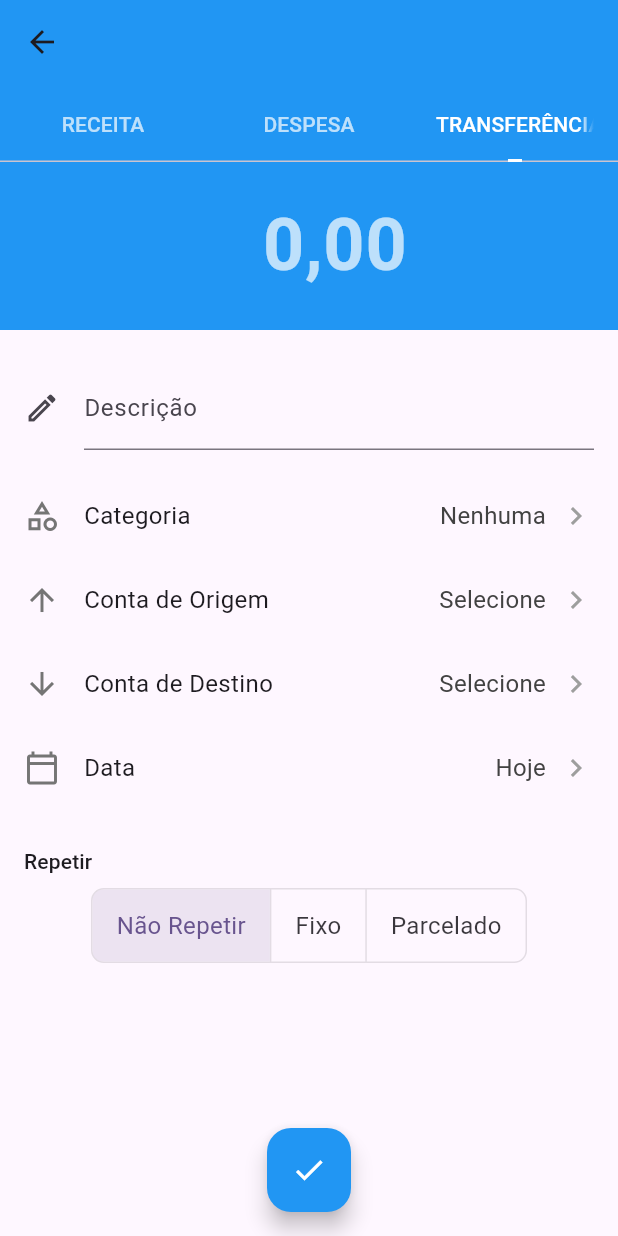
After one commit to Rudrigozx/DAM-Gerenciador_Despesas_para_Universitarios, a Flutter app: the HomePage screen opened directly, after a tap on "Adicionar Transferência", on a phone screen of 412 x 824 dp. The commit adds this screen. Run offline on Flutter 3.47's test engine with Material 3 defaults, Android fonts, the phone set to English and light mode, and no system bars; our stand-ins replace font_awesome_flutter, go_router, sqflite; accounts and stored records are empty; Roboto replaces fonts that are missing (Poppins).

Commit message:
Criação de transações

```diff
--- a/lib/routing/routes.dart
+++ b/lib/routing/routes.dart
@@ -1,6 +1,10 @@
-import '/ui/core/ui/CadastroView.dart';
+// routes.dart
 import 'package:flutter/material.dart';
 import 'package:go_router/go_router.dart';
+
+import '../Models/transaction_data.dart';
+import '../ui/transactions/TransactionsPage.dart';
+import '/ui/core/ui/CadastroView.dart';
 
 
 class AppRoutes {
@@ -17,7 +21,31 @@ class AppRoutes {
       GoRoute(
         path: '/',
         builder: (BuildContext context, GoRouterState state) {
-          return CriarConta(); // Widget da tela inicial
+          return CriarConta();
+        },
+      ),
+
+      GoRoute(
+        path: '/transaction/income/new',
+        name: 'new-income',
+        builder: (BuildContext context, GoRouterState state) {
+          return TransactionsPage(initialType: TransactionType.income);
+        },
+      ),
+
+      GoRoute(
+        path: '/transaction/expense/new',
+        name: 'new-expense',
+        builder: (BuildContext context, GoRouterState state) {
+          return TransactionsPage(initialType: TransactionType.expense);
+        },
+      ),
+
+      GoRoute(
+        path: '/transaction/transfer/new',
+        name: 'new-transfer',
+        builder: (BuildContext context, GoRouterState state) {
+          return TransactionsPage(initialType: TransactionType.transfer);
         },
       ),
 
--- a/lib/ui/home/HomePage.dart
+++ b/lib/ui/home/HomePage.dart
@@ -1,4 +1,5 @@
 import 'package:flutter/material.dart';
+import 'package:go_router/go_router.dart';
 
 class HomePage extends StatefulWidget {
   const HomePage({super.key});
@@ -7,6 +8,7 @@ class HomePage extends StatefulWidget {
   State<HomePage> createState() => _HomePageState();
 }
 
+
 class _HomePageState extends State<HomePage> {
   @override
   Widget build(BuildContext context) {
@@ -14,8 +16,49 @@ class _HomePageState extends State<HomePage> {
       appBar: AppBar(
         title: const Text('Home Page'),
       ),
-      body: const Center(
-        child: Text('Welcome to the Home Page!'),
+      body: Center(
+        child: Column(
+          mainAxisAlignment: MainAxisAlignment.center,
+          children: <Widget>[
+            ElevatedButton(
+              onPressed: () {
+                context.pushNamed('new-income');
+              },
+              style: ElevatedButton.styleFrom(
+                backgroundColor: Colors.green,
+                foregroundColor: Colors.white,
+                padding: const EdgeInsets.symmetric(horizontal: 30, vertical: 15),
+              ),
+              child: const Text('Adicionar Renda'),
+            ),
+            const SizedBox(height: 20),
+
+            ElevatedButton(
+              onPressed: () {
+                context.pushNamed('new-expense');
+              },
+              style: ElevatedButton.styleFrom(
+                backgroundColor: Colors.red,
+                foregroundColor: Colors.white,
+                padding: const EdgeInsets.symmetric(horizontal: 30, vertical: 15),
+              ),
+              child: const Text('Adicionar Despesa'),
+            ),
+            const SizedBox(height: 20),
+
+            ElevatedButton(
+              onPressed: () {
+                context.pushNamed('new-transfer');
+              },
+              style: ElevatedButton.styleFrom(
+                backgroundColor: Colors.blue,
+                foregroundColor: Colors.white,
+                padding: const EdgeInsets.symmetric(horizontal: 30, vertical: 15),
+              ),
+              child: const Text('Adicionar Transferência'),
+            ),
+          ],
+        ),
       ),
     );
   }
--- /dev/null
+++ b/lib/ui/transactions/TransactionsPage.dart
@@ -0,0 +1,295 @@
+//TransactionsPage.dart
+
+import 'package:flutter/material.dart';
+import 'package:go_router/go_router.dart';
+import 'package:intl/intl.dart';
+import '../../Models/transaction_data.dart';
+
+// Enum para o controle de repetição
+enum Repetition { none, fixed, installment }
+
+class TransactionsPage extends StatefulWidget {
+  final TransactionType initialType;
+  const TransactionsPage({super.key, required this.initialType});
+
+  @override
+  State<TransactionsPage> createState() => _TransactionsPageState();
+}
+
+class _TransactionsPageState extends State<TransactionsPage> with SingleTickerProviderStateMixin {
+  // Controllers
+  final TextEditingController descriptionController = TextEditingController();
+  final TextEditingController amountController = TextEditingController();
+  late TabController _tabController;
+
+  // Variáveis de Estado
+  late TransactionType _currentType;
+  DateTime _selectedDate = DateTime.now();
+  String? _selectedCategory;
+  String? _selectedSourceAccount;
+  String? _selectedDestinationAccount;
+  Repetition _repetition = Repetition.none;
+  bool _isLoading = false;
+
+  // Dados Mock (simulados)
+  final List<String> categories = ['Viagem', 'Alimentação', 'Salário', 'Lazer', 'Moradia'];
+  final List<String> accounts = ['Carteira', 'Conta Corrente', 'Cartão de Crédito', 'Reserva'];
+
+  @override
+  void initState() {
+    super.initState();
+    _currentType = widget.initialType;
+    _tabController = TabController(
+      length: 3,
+      vsync: this,
+      initialIndex: _currentType.index,
+    );
+    _tabController.addListener(_handleTabSelection);
+  }
+
+  void _handleTabSelection() {
+    if (!_tabController.indexIsChanging) {
+      setState(() {
+        _currentType = TransactionType.values[_tabController.index];
+      });
+    }
+  }
+
+  @override
+  void dispose() {
+    _tabController.removeListener(_handleTabSelection);
+    _tabController.dispose();
+    descriptionController.dispose();
+    amountController.dispose();
+    super.dispose();
+  }
+
+  // --- Getters para Lógica de UI ---
+  Color get headerColor {
+    switch (_currentType) {
+      case TransactionType.income: return Colors.green;
+      case TransactionType.expense: return Colors.red;
+      case TransactionType.transfer: return Colors.blue;
+    }
+  }
+
+  String get formattedDate {
+    final now = DateTime.now();
+    final today = DateTime(now.year, now.month, now.day);
+    final yesterday = today.subtract(const Duration(days: 1));
+    final selectedDay = DateTime(_selectedDate.year, _selectedDate.month, _selectedDate.day);
+
+    if (selectedDay == today) {
+      return 'Hoje';
+    } else if (selectedDay == yesterday) {
+      return 'Ontem';
+    } else {
+      return DateFormat('dd/MM/yyyy').format(_selectedDate);
+    }
+  }
+
+  // --- Funções de Ação ---
+  Future<void> _selectDate(BuildContext context) async {
+    final DateTime? picked = await showDatePicker(
+      context: context,
+      initialDate: _selectedDate,
+      firstDate: DateTime(2020),
+      lastDate: DateTime(2030),
+    );
+    if (picked != null && picked != _selectedDate) {
+      setState(() {
+        _selectedDate = picked;
+      });
+    }
+  }
+
+  Future<void> saveTransaction() async {
+    setState(() => _isLoading = true);
+    await Future.delayed(const Duration(seconds: 1));
+    if (mounted) context.pop();
+  }
+
+  @override
+  Widget build(BuildContext context) {
+    return Scaffold(
+      body: CustomScrollView(
+        slivers: [
+          SliverAppBar(
+            automaticallyImplyLeading: true,
+            pinned: true,
+            expandedHeight: 220.0, // Aumentei um pouco a altura para melhor espaçamento
+            backgroundColor: headerColor,
+            flexibleSpace: FlexibleSpaceBar(
+              background: SafeArea(
+                child: Column(
+                  // 1. Alinhamento alterado para 'end' (fim)
+                  mainAxisAlignment: MainAxisAlignment.end,
+                  children: [
+                    // 2. TabBar continua aqui
+                    TabBar(
+                      controller: _tabController,
+                      indicatorColor: Colors.white,
+                      labelColor: Colors.white,
+                      unselectedLabelColor: Colors.white.withOpacity(0.7),
+                      indicator: const UnderlineTabIndicator(
+                        borderSide: BorderSide(width: 2.0, color: Colors.white),
+                        insets: EdgeInsets.symmetric(horizontal: 48.0),
+                      ),
+                      tabs: const [
+                        Tab(text: 'RECEITA'),
+                        Tab(text: 'DESPESA'),
+                        Tab(text: 'TRANSFERÊNCIA'),
+                      ],
+                    ),
+                    // 3. Campo de valor com espaçamento ajustado
+                    Padding(
+                      padding: const EdgeInsets.symmetric(horizontal: 16.0, vertical: 12.0),
+                      child: TextFormField(
+                        controller: amountController,
+                        style: const TextStyle(
+                            fontSize: 48,
+                            color: Colors.white,
+                            fontWeight: FontWeight.bold
+                        ),
+                        textAlign: TextAlign.center,
+                        keyboardType: const TextInputType.numberWithOptions(decimal: true),
+                        decoration: const InputDecoration(
+                          border: InputBorder.none,
+                          hintText: '0,00',
+                          hintStyle: TextStyle(color: Colors.white70),
+                          prefixText: 'R\$ ',
+                          prefixStyle: TextStyle(fontSize: 24, color: Colors.white70, fontWeight: FontWeight.normal),
+                        ),
+                      ),
+                    ),
+                  ],
+                ),
+              ),
+            ),
+          ),
+          SliverToBoxAdapter(
+            child: Padding(
+              padding: const EdgeInsets.symmetric(horizontal: 16.0, vertical: 24.0),
+              child: Column(
+                crossAxisAlignment: CrossAxisAlignment.start,
+                children: [
+                  TextFormField(
+                    controller: descriptionController,
+                    decoration: const InputDecoration(
+                      labelText: 'Descrição',
+                      icon: Icon(Icons.edit_outlined),
+                    ),
+                  ),
+                  const SizedBox(height: 16),
+
+                  _buildInputRow(
+                    icon: Icons.category_outlined,
+                    label: 'Categoria',
+                    value: _selectedCategory ?? 'Nenhuma',
+                    onTap: () { /* TODO: Abrir seletor de categoria */ },
+                  ),
+
+                  if (_currentType == TransactionType.income)
+                    _buildInputRow(
+                      icon: Icons.account_balance_wallet_outlined,
+                      label: 'Depositar em',
+                      value: _selectedDestinationAccount ?? 'Selecione',
+                      onTap: () { /* TODO: Abrir seletor de conta */ },
+                    ),
+
+                  if (_currentType == TransactionType.expense)
+                    _buildInputRow(
+                      icon: Icons.payment_outlined,
+                      label: 'Pagar com',
+                      value: _selectedSourceAccount ?? 'Selecione',
+                      onTap: () { /* TODO: Abrir seletor de conta */ },
+                    ),
+
+                  if (_currentType == TransactionType.transfer) ...[
+                    _buildInputRow(
+                      icon: Icons.arrow_upward_outlined,
+                      label: 'Conta de Origem',
+                      value: _selectedSourceAccount ?? 'Selecione',
+                      onTap: () { /* TODO: Abrir seletor de conta */ },
+                    ),
+                    _buildInputRow(
+                      icon: Icons.arrow_downward_outlined,
+                      label: 'Conta de Destino',
+                      value: _selectedDestinationAccount ?? 'Selecione',
+                      onTap: () { /* TODO: Abrir seletor de conta */ },
+                    ),
+                  ],
+
+                  _buildInputRow(
+                    icon: Icons.calendar_today_outlined,
+                    label: 'Data',
+                    value: formattedDate,
+                    onTap: () => _selectDate(context),
+                  ),
+
+                  const SizedBox(height: 24),
+                  Text('Repetir', style: Theme.of(context).textTheme.titleSmall),
+                  const SizedBox(height: 8),
+
+                  Center(
+                    child: ToggleButtons(
+                      isSelected: [
+                        _repetition == Repetition.none,
+                        _repetition == Repetition.fixed,
+                        _repetition == Repetition.installment,
+                      ],
+                      onPressed: (index) {
+                        setState(() {
+                          _repetition = Repetition.values[index];
+                        });
+                      },
+                      borderRadius: BorderRadius.circular(8.0),
+                      children: const [
+                        Padding(padding: EdgeInsets.symmetric(horizontal: 16), child: Text('Não Repetir')),
+                        Padding(padding: EdgeInsets.symmetric(horizontal: 16), child: Text('Fixo')),
+                        Padding(padding: EdgeInsets.symmetric(horizontal: 16), child: Text('Parcelado')),
+                      ],
+                    ),
+                  ),
+                ],
+              ),
+            ),
+          ),
+        ],
+      ),
+      floatingActionButton: FloatingActionButton(
+        onPressed: _isLoading ? null : saveTransaction,
+        backgroundColor: headerColor,
+        child: _isLoading
+            ? const CircularProgressIndicator(color: Colors.white)
+            : const Icon(Icons.check, color: Colors.white),
+      ),
+      floatingActionButtonLocation: FloatingActionButtonLocation.centerFloat,
+    );
+  }
+
+  Widget _buildInputRow({
+    required IconData icon,
+    required String label,
+    required String value,
+    required VoidCallback onTap,
+  }) {
+    return InkWell(
+      onTap: onTap,
+      child: Padding(
+        padding: const EdgeInsets.symmetric(vertical: 16.0),
+        child: Row(
+          children: [
+            Icon(icon, color: Colors.grey[600]),
+            const SizedBox(width: 16),
+            Text(label, style: const TextStyle(fontSize: 16)),
+            const Spacer(),
+            Text(value, style: TextStyle(fontSize: 16, color: Colors.grey[800])),
+            const SizedBox(width: 8),
+            const Icon(Icons.chevron_right, color: Colors.grey),
+          ],
+        ),
+      ),
+    );
+  }
+}
--- a/pubspec.yaml
+++ b/pubspec.yaml
@@ -35,6 +35,9 @@ dependencies:
   # Use with the CupertinoIcons class for iOS style icons.
   cupertino_icons: ^1.0.8
   go_router: ^16.0.0
+  intl: ^0.20.2
+  sqflite: ^2.4.2
+  path: ^1.9.1
 
 dev_dependencies:
   flutter_test:
```
Also changed, not shown: lib/Models/transaction_data.dart (added, +61 -0 lines), lib/data/repositories/TransactionRepository.dart (added, +44 -0 lines), lib/data/services/DatabaseService.dart (added, +42 -0 lines), lib/ui/transactions/TransactionViewModel.dart (added, +148 -0 lines), pubspec.lock, 1 other file.
